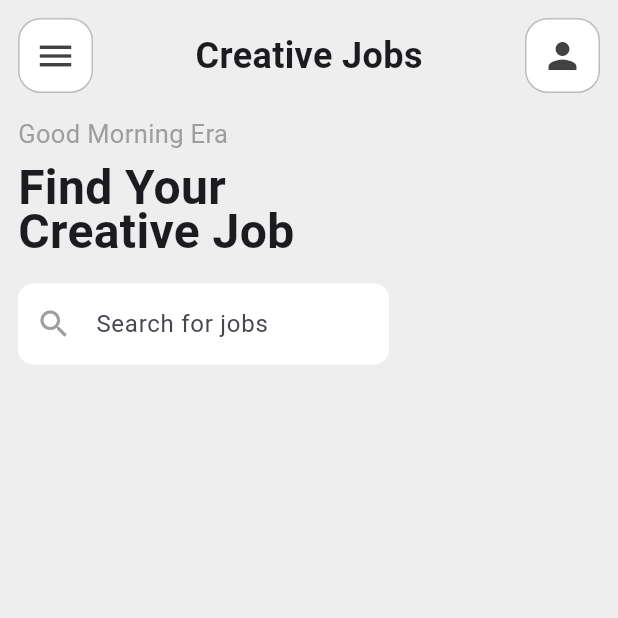
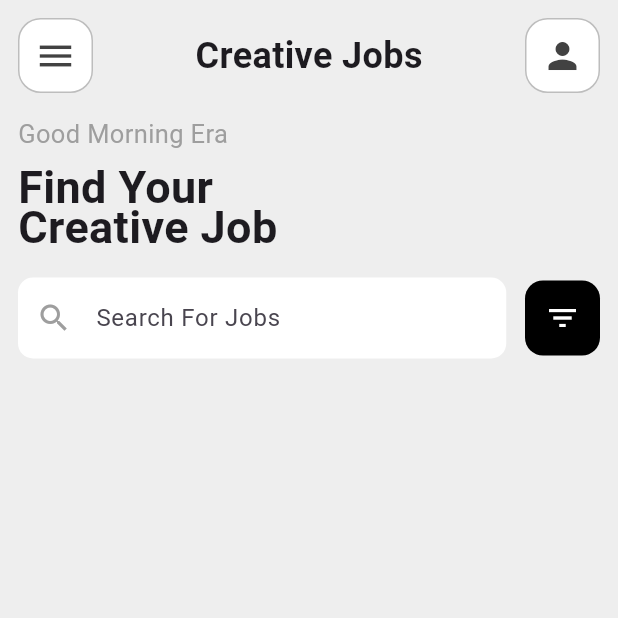
Before and after one commit to Eranga035225/job_app_flutter, a Flutter app: the screen it shows after launch, on a phone screen of 412 x 824 dp, the top half of it. Run offline on Flutter 3.47's test engine with Material 3 defaults, Android fonts, the phone set to English and light mode, and no system bars; missing offline and left inert: dart:ffi.

Commit message:
developed search box and filter icons

```diff
--- a/lib/Screens/homepage/homepage.dart
+++ b/lib/Screens/homepage/homepage.dart
@@ -30,18 +30,20 @@ class _HomePageState extends State<HomePage> {
               ),),
               SizedBox(height: 10,),
               Text('Find Your\nCreative Job', style: TextStyle(
-                fontSize: 32,
+                fontSize: 30,
                 height: 0.9,
                 fontWeight: FontWeight.bold
               ),),
 
               SizedBox(height: 20),
 
+              Row(
+                children: [
                   SizedBox(
-                width: size.width  * 0.6,
+                    width: size.width  * 0.79,
                     child: TextField(
                       decoration: InputDecoration(
-                    hintText: 'Search for jobs',
+                        hintText: 'Search For Jobs',
                         border: OutlineInputBorder(
                           borderRadius: BorderRadius.circular(10),
                           borderSide: BorderSide.none,
@@ -52,6 +54,22 @@ class _HomePageState extends State<HomePage> {
                         prefixIcon: Icon(Icons.search, color: Colors.grey),
                       ),
                     )
+                  ),
+
+                  Spacer(),
+
+                  Container(
+                    width: 50,
+                    height: 50,
+                    decoration: BoxDecoration(
+                      color: Colors.black,
+                      borderRadius: BorderRadius.circular(12)
+
+
+                    ),
+                    child: Icon(Icons.filter_list, color: Colors.white,),
+                  )
+                ],
               )
 
 
```
Lines whose indentation alone changed are shown as unchanged.
